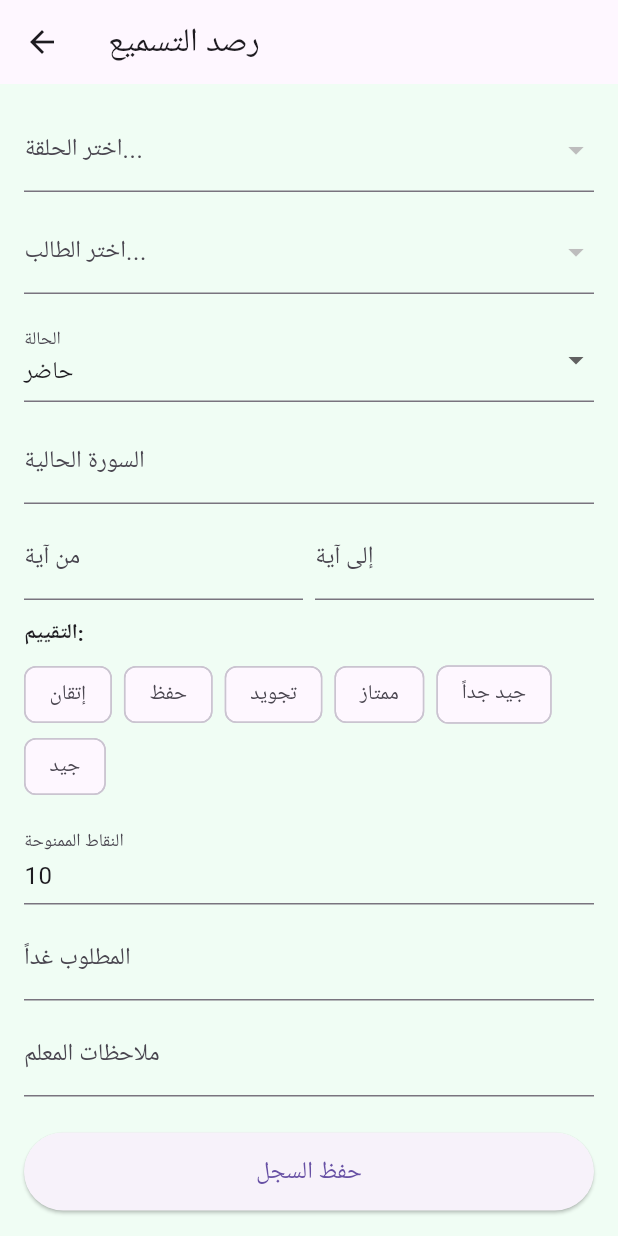
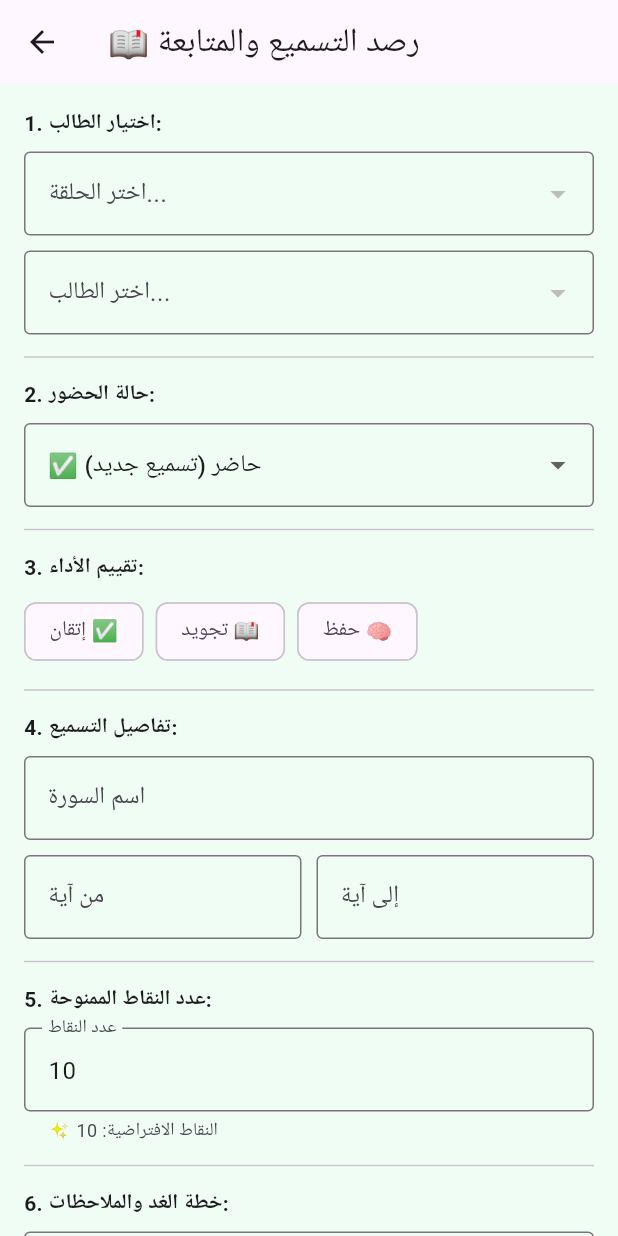
Before and after one commit to magedgasem55558-creator/card_admin_panel, a Flutter app: the RecitationScreen screen opened directly, on a phone screen of 412 x 824 dp. Run offline on Flutter 3.47's test engine with Material 3 defaults, Android fonts, the light colour scheme and no system bars; our stand-ins replace cloud_firestore, firebase_auth, firebase_core; accounts and stored records are empty; Roboto replaces fonts that are missing (Cairo).

Commit message:
Update recitation_screen.dart

```diff
--- a/lib/screens/recitation_screen.dart
+++ b/lib/screens/recitation_screen.dart
@@ -100,13 +100,12 @@ class _RecitationScreenState extends State<RecitationScreen> {
     ScaffoldMessenger.of(context).showSnackBar(SnackBar(content: Text(message)));
   }
 
-  // 3. دالة الحفظ المطابقة لـ JavaScript 100%
+  // 3. دالة الحفظ
   Future<void> _save() async {
     final String? studentId = _selectedStudent;
     final String? halaqaId = _selectedHalaqa;
     final String status = _status;
 
-    // if (!studentId || !halaqaId) return alert("يرجى اختيار الحلقة والطالب");
     if (studentId == null || studentId.isEmpty || halaqaId == null || halaqaId.isEmpty) {
       _showSnackBar('يرجى اختيار الحلقة والطالب');
       return;
@@ -119,7 +118,6 @@ class _RecitationScreenState extends State<RecitationScreen> {
     final String notes = _notesCtrl.text.trim();
     final int points = int.tryParse(_pointsCtrl.text.trim()) ?? 0;
 
-    // if (status === "حاضر" && !surah) return alert("يرجى إدخال اسم السورة");
     if (status == 'حاضر' && surah.isEmpty) {
       _showSnackBar('يرجى إدخال اسم السورة');
       return;
@@ -127,12 +125,10 @@ class _RecitationScreenState extends State<RecitationScreen> {
 
     setState(() => _isSaving = true);
 
-    // const grade = evaluations.length > 0 ? evaluations.join(" - ") : (status === "حاضر" ? "جيد" : "-");
     final String grade = _evaluations.isNotEmpty
         ? _evaluations.join(" - ")
         : (status == 'حاضر' ? 'جيد' : '-');
 
-    // let teacherPhone = "967770000000";
     String teacherPhone = "967770000000";
     final selectedHalaqaData = _halaqat.firstWhere(
       (h) => h['id'] == halaqaId,
@@ -143,7 +139,6 @@ class _RecitationScreenState extends State<RecitationScreen> {
     }
 
     try {
-      // await addDoc(collection(db, "records"), { ... });
       await FirebaseFirestore.instance.collection('records').add({
         'studentId': studentId,
         'status': status,
@@ -159,7 +154,6 @@ class _RecitationScreenState extends State<RecitationScreen> {
         'timestamp': FieldValue.serverTimestamp(),
       });
 
-      // if (status === "حاضر" && points > 0) { ... }
       if (status == 'حاضر' && points > 0) {
         await FirebaseFirestore.instance
             .collection('students')
@@ -171,13 +165,13 @@ class _RecitationScreenState extends State<RecitationScreen> {
 
       _showSnackBar('✅ تم تحديث سجل الطالب\n📊 النقاط: $points');
 
-      // إعادة تصفير العناصر كود الـ JS
+      // تفريغ الحقول وإعادتها للافتراضي مطابق للـ JS
       _surahCtrl.clear();
       _fromCtrl.clear();
       _toCtrl.clear();
       _tomorrowCtrl.clear();
       _notesCtrl.clear();
-      _pointsCtrl.text = status == 'حاضر' ? '10' : '0';
+      _pointsCtrl.text = "10";
       setState(() {
         _evaluations.clear();
       });
@@ -193,22 +187,23 @@ class _RecitationScreenState extends State<RecitationScreen> {
   @override
   Widget build(BuildContext context) {
     return Scaffold(
-      appBar: AppBar(title: const Text('رصد التسميع')),
-      body: Padding(
+      appBar: AppBar(title: const Text('📖 رصد التسميع والمتابعة')),
+      body: SingleChildScrollView(
         padding: const EdgeInsets.all(16.0),
-        child: ListView(
+        child: Column(
+          crossAxisAlignment: CrossAxisAlignment.start,
           children: [
-            // اختيار الحلقة
+            // 1. اختيار الطالب والحلقة
+            const Text('1. اختيار الطالب:', style: TextStyle(fontWeight: FontWeight.bold)),
+            const SizedBox(height: 8),
             DropdownButtonFormField<String>(
               value: _selectedHalaqa,
               decoration: InputDecoration(
                 labelText: 'اختر الحلقة...',
+                border: const OutlineInputBorder(),
                 suffixIcon: _isLoadingHalaqat
                     ? const SizedBox(
-                        width: 16,
-                        height: 16,
-                        child: CircularProgressIndicator(strokeWidth: 2),
-                      )
+                        width: 16, height: 16, child: CircularProgressIndicator(strokeWidth: 2))
                     : null,
               ),
               items: _halaqat.map((h) {
@@ -227,19 +222,15 @@ class _RecitationScreenState extends State<RecitationScreen> {
                 _loadStudents(val);
               },
             ),
-            const SizedBox(height: 12),
-
-            // اختيار الطالب
+            const SizedBox(height: 10),
             DropdownButtonFormField<String>(
               value: _selectedStudent,
               decoration: InputDecoration(
                 labelText: 'اختر الطالب...',
+                border: const OutlineInputBorder(),
                 suffixIcon: _isLoadingStudents
                     ? const SizedBox(
-                        width: 16,
-                        height: 16,
-                        child: CircularProgressIndicator(strokeWidth: 2),
-                      )
+                        width: 16, height: 16, child: CircularProgressIndicator(strokeWidth: 2))
                     : null,
               ),
               items: _students.map((s) {
@@ -252,16 +243,19 @@ class _RecitationScreenState extends State<RecitationScreen> {
                 setState(() => _selectedStudent = val);
               },
             ),
-            const SizedBox(height: 16),
 
-            // الحالة
+            const Divider(height: 30),
+
+            // 2. حالة الحضور
+            const Text('2. حالة الحضور:', style: TextStyle(fontWeight: FontWeight.bold)),
+            const SizedBox(height: 8),
             DropdownButtonFormField<String>(
               value: _status,
-              decoration: const InputDecoration(labelText: 'الحالة'),
+              decoration: const InputDecoration(border: OutlineInputBorder()),
               items: const [
-                DropdownMenuItem(value: 'حاضر', child: Text('حاضر')),
-                DropdownMenuItem(value: 'غائب', child: Text('غائب')),
-                DropdownMenuItem(value: 'إجازة', child: Text('إجازة')),
+                DropdownMenuItem(value: 'حاضر', child: Text('✅ حاضر (تسميع جديد)')),
+                DropdownMenuItem(value: 'غائب', child: Text('❌ غائب')),
+                DropdownMenuItem(value: 'إجازة', child: Text('🔵 إجازة رسمية')),
               ],
               onChanged: (val) {
                 if (val == null) return;
@@ -273,86 +267,102 @@ class _RecitationScreenState extends State<RecitationScreen> {
               },
             ),
 
-            // حقول التسميع (عند الحضور)
+            // 3 & 4 & 5. حقول التسميع (تظهر فقط عند الحضور)
             if (_showRecitationFields) ...[
-              const SizedBox(height: 12),
+              const Divider(height: 30),
+              const Text('3. تقييم الأداء:', style: TextStyle(fontWeight: FontWeight.bold)),
+              const SizedBox(height: 8),
+              Wrap(
+                spacing: 8.0,
+                // مطابقة تماماً للـ HTML/JS (إتقان، تجويد، حفظ)
+                children: [
+                  {'label': 'إتقان ✅', 'val': 'إتقان'},
+                  {'label': 'تجويد 📖', 'val': 'تجويد'},
+                  {'label': 'حفظ 🧠', 'val': 'حفظ'},
+                ].map((item) {
+                  final String val = item['val']!;
+                  return FilterChip(
+                    label: Text(item['label']!),
+                    selected: _evaluations.contains(val),
+                    onSelected: (selected) {
+                      setState(() {
+                        if (selected) {
+                          _evaluations.add(val);
+                        } else {
+                          _evaluations.remove(val);
+                        }
+                      });
+                    },
+                  );
+                }).toList(),
+              ),
+
+              const Divider(height: 30),
+              const Text('4. تفاصيل التسميع:', style: TextStyle(fontWeight: FontWeight.bold)),
+              const SizedBox(height: 8),
               TextField(
                 controller: _surahCtrl,
-                decoration: const InputDecoration(labelText: 'السورة الحالية'),
+                decoration: const InputDecoration(labelText: 'اسم السورة', border: OutlineInputBorder()),
               ),
-              const SizedBox(height: 8),
+              const SizedBox(height: 10),
               Row(
                 children: [
                   Expanded(
                     child: TextField(
                       controller: _fromCtrl,
                       keyboardType: TextInputType.number,
-                      decoration: const InputDecoration(labelText: 'من آية'),
+                      decoration: const InputDecoration(labelText: 'من آية', border: OutlineInputBorder()),
                     ),
                   ),
-                  const SizedBox(width: 8),
+                  const SizedBox(width: 10),
                   Expanded(
                     child: TextField(
                       controller: _toCtrl,
                       keyboardType: TextInputType.number,
-                      decoration: const InputDecoration(labelText: 'إلى آية'),
+                      decoration: const InputDecoration(labelText: 'إلى آية', border: OutlineInputBorder()),
                     ),
                   ),
                 ],
               ),
-              const SizedBox(height: 12),
-              const Text('التقييم:', style: TextStyle(fontWeight: FontWeight.bold)),
-              const SizedBox(height: 6),
-              Wrap(
-                spacing: 8.0,
-                children: ['إتقان', 'حفظ', 'تجويد', 'ممتاز', 'جيد جداً', 'جيد'].map((e) {
-                  return FilterChip(
-                    label: Text(e),
-                    selected: _evaluations.contains(e),
-                    onSelected: (selected) {
-                      setState(() {
-                        if (selected) {
-                          _evaluations.add(e);
-                        } else {
-                          _evaluations.remove(e);
-                        }
-                      });
-                    },
-                  );
-                }).toList(),
+
+              const Divider(height: 30),
+              const Text('5. عدد النقاط الممنوحة:', style: TextStyle(fontWeight: FontWeight.bold)),
+              const SizedBox(height: 8),
+              TextField(
+                controller: _pointsCtrl,
+                keyboardType: TextInputType.number,
+                decoration: const InputDecoration(
+                  labelText: 'عدد النقاط',
+                  helperText: '✨ النقاط الافتراضية: 10',
+                  border: OutlineInputBorder(),
+                ),
               ),
             ],
 
-            const SizedBox(height: 12),
-            TextField(
-              controller: _pointsCtrl,
-              keyboardType: TextInputType.number,
-              decoration: const InputDecoration(labelText: 'النقاط الممنوحة'),
-            ),
+            const Divider(height: 30),
+            const Text('6. خطة الغد والملاحظات:', style: TextStyle(fontWeight: FontWeight.bold)),
             const SizedBox(height: 8),
             TextField(
               controller: _tomorrowCtrl,
-              decoration: const InputDecoration(labelText: 'المطلوب غداً'),
+              decoration: const InputDecoration(labelText: 'المطلوب غداً', border: OutlineInputBorder()),
             ),
-            const SizedBox(height: 8),
+            const SizedBox(height: 10),
             TextField(
               controller: _notesCtrl,
-              decoration: const InputDecoration(labelText: 'ملاحظات المعلم'),
+              maxLines: 2,
+              decoration: const InputDecoration(labelText: 'ملاحظات لولي الأمر', border: OutlineInputBorder()),
             ),
             const SizedBox(height: 24),
 
-            ElevatedButton(
-              onPressed: _isSaving ? null : _save,
-              style: ElevatedButton.styleFrom(
-                padding: const EdgeInsets.symmetric(vertical: 14),
+            SizedBox(
+              width: double.infinity,
+              height: 50,
+              child: ElevatedButton(
+                onPressed: _isSaving ? null : _save,
+                child: _isSaving
+                    ? const CircularProgressIndicator(color: Colors.white)
+                    : const Text('📤 إرسال التحديث للأهل', style: TextStyle(fontSize: 16)),
               ),
-              child: _isSaving
-                  ? const SizedBox(
-                      height: 20,
-                      width: 20,
-                      child: CircularProgressIndicator(strokeWidth: 2, color: Colors.white),
-                    )
-                  : const Text('حفظ السجل', style: TextStyle(fontSize: 16)),
             ),
           ],
         ),
```
